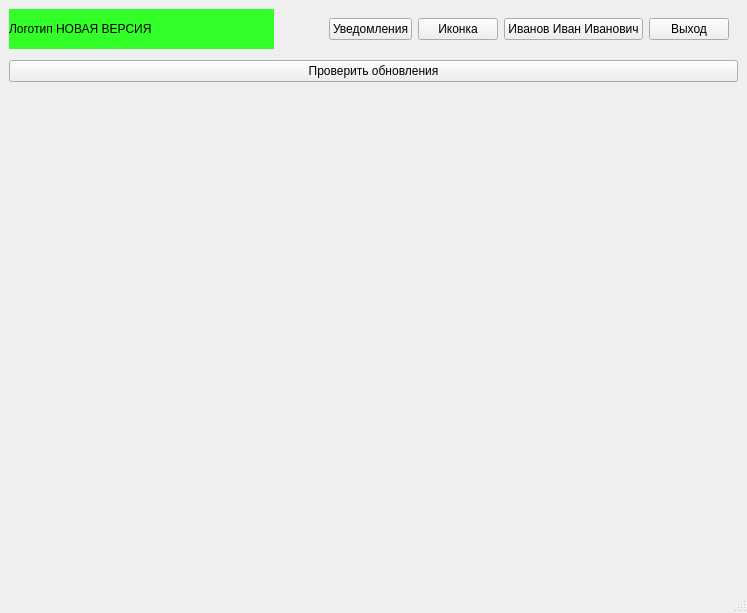
Before: the Qt Designer form view/qt_ui_source/mainwindow.ui in Andrew-up/vgtu_frontend, drawn with Qt 5.
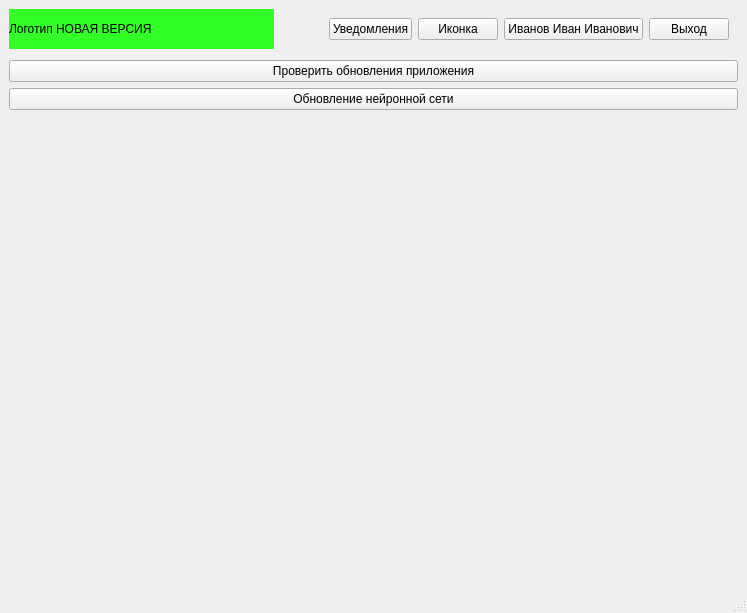
After: the same form once the commit is applied.

```diff
--- a/view/qt_ui_source/mainwindow.ui
+++ b/view/qt_ui_source/mainwindow.ui
@@ -148,7 +148,14 @@
       <item>
        <widget class="QPushButton" name="pushButton">
         <property name="text">
-         <string>Проверить обновления</string>
+         <string>Проверить обновления приложения</string>
+        </property>
+       </widget>
+      </item>
+      <item>
+       <widget class="QPushButton" name="update_cnn_button">
+        <property name="text">
+         <string>Обновление нейронной сети</string>
         </property>
        </widget>
       </item>
```
